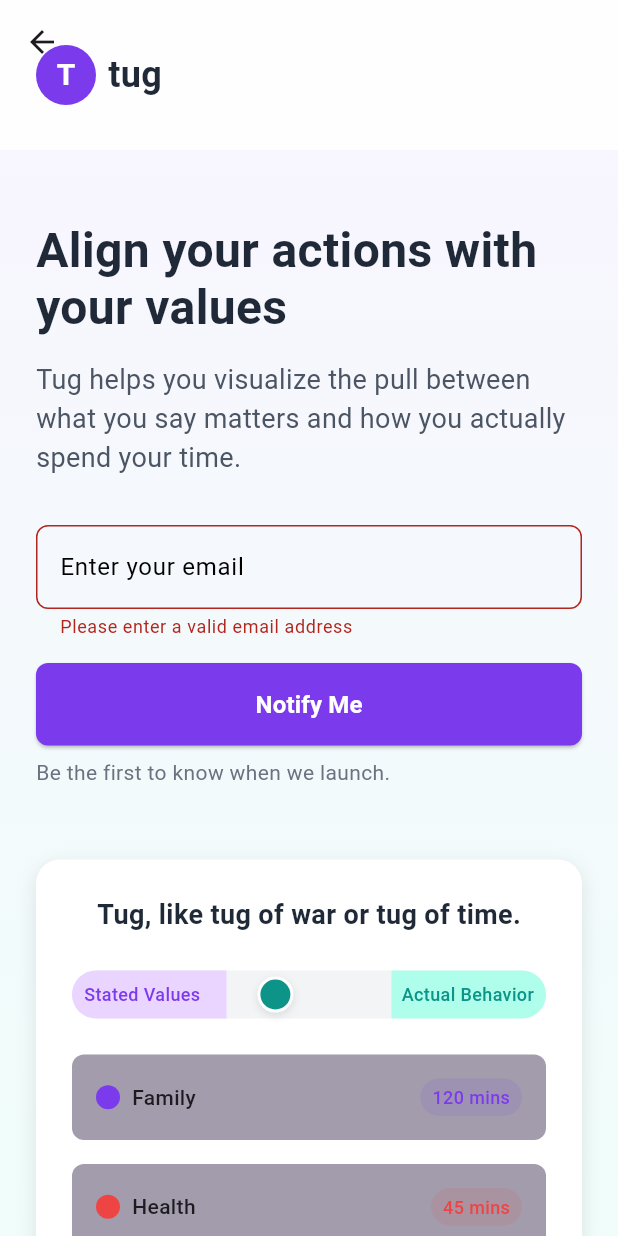
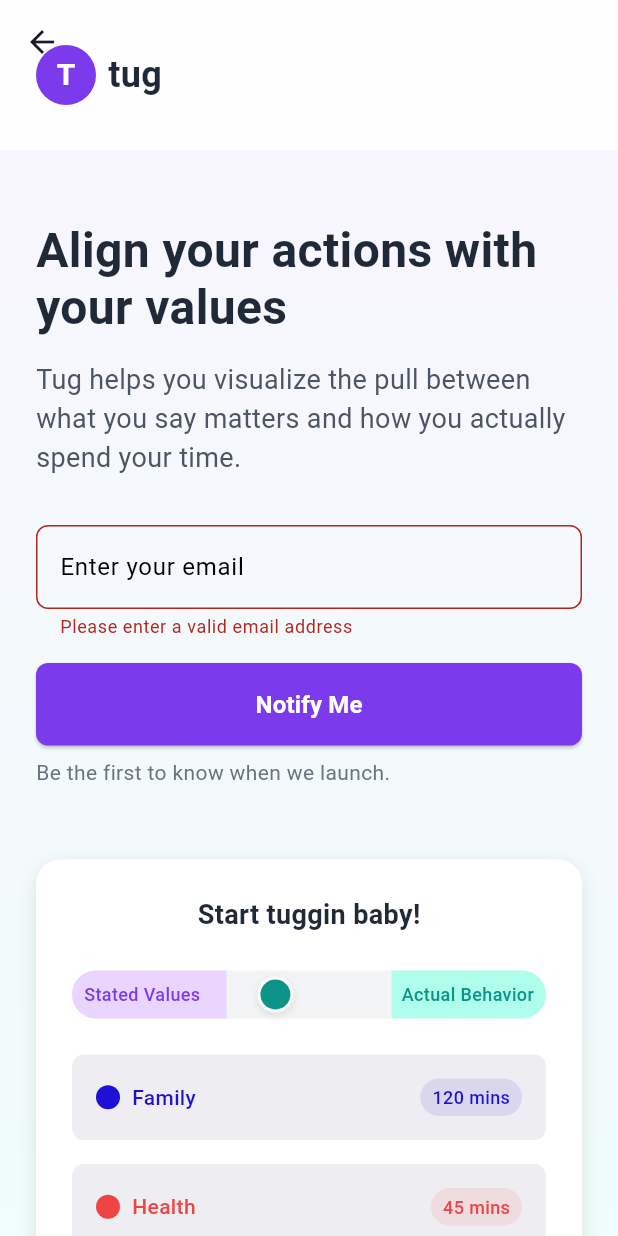
Before and after one commit to jwgillispie/tug, a Flutter app: the TugLandingPage screen opened directly, after a tap on "Notify Me", on a phone screen of 412 x 824 dp. Run offline on Flutter 3.47's test engine with Material 3 defaults, Android fonts, the phone set to English and light mode, and no system bars; our stand-ins replace cloud_firestore, dio, equatable, firebase_auth, firebase_core, flutter_bloc and 5 more; accounts and stored records are empty.

Commit message:
making the language of the app more 'me'

```diff
--- a/tug/lib/screens/landing/landing_page.dart
+++ b/tug/lib/screens/landing/landing_page.dart
@@ -118,11 +118,12 @@ class _TugLandingPageState extends State<TugLandingPage>
             SliverToBoxAdapter(
               child: _buildFeaturesSection(),
             ),
+            //Testimonials
+            SliverToBoxAdapter(
+              child: _buildTestimonials(),
+            ),
 
-            // Testimonials
-            // SliverToBoxAdapter(
-            //   child: _buildTestimonials(),
-            // ),
+            SliverToBoxAdapter(child: _buildContactSection()),
 
             // Pricing/CTA
             // SliverToBoxAdapter(x
@@ -175,6 +176,7 @@ class _TugLandingPageState extends State<TugLandingPage>
       ),
     );
   }
+
   Widget _buildHeroSection() {
     return Padding(
       padding: const EdgeInsets.symmetric(horizontal: 24, vertical: 48),
@@ -206,8 +208,9 @@ Widget _buildHeroSection() {
                   crossAxisAlignment: CrossAxisAlignment.stretch,
                   children: [
                     TextField(
-                    style:TextStyle(color: const Color(0xFF7C3AED),),
-
+                      style: TextStyle(
+                        color: const Color(0xFF7C3AED),
+                      ),
                       controller: _emailController,
                       decoration: InputDecoration(
                         hintStyle: const TextStyle(color: Colors.black),
@@ -216,7 +219,7 @@ Widget _buildHeroSection() {
                         border: OutlineInputBorder(
                           borderRadius: BorderRadius.circular(8),
                           borderSide:
-                            const BorderSide(color: Color(0xFFD1D5DB)),
+                              const BorderSide(color: Color(0xFF7C3AED)),
                         ),
                         focusedBorder: OutlineInputBorder(
                           borderRadius: BorderRadius.circular(8),
@@ -243,7 +246,7 @@ Widget _buildHeroSection() {
                               width: 20,
                               child: CircularProgressIndicator(
                                 strokeWidth: 2,
-                            color:Color(0xFF7C3AED),
+                                color: Color(0xFF7C3AED),
                               ),
                             )
                           : const Text(
@@ -288,6 +291,7 @@ Widget _buildHeroSection() {
       ),
     );
   }
+
   Widget _buildAppVisualization() {
     return Container(
       decoration: BoxDecoration(
@@ -305,7 +309,7 @@ Widget _buildHeroSection() {
       child: Column(
         children: [
           const Text(
-            'Tug, like tug of war or tug of time.',
+            'Start tuggin baby!',
             style: TextStyle(
               fontSize: 18,
               fontWeight: FontWeight.bold,
@@ -422,12 +426,12 @@ Widget _buildHeroSection() {
             ),
           ),
           const SizedBox(height: 24),
-          _buildActivityCard('Family', 120, const Color(0xFF7C3AED)),
+          _buildActivityCard('Family', 120, const Color.fromARGB(255, 30, 17, 213)),
           const SizedBox(height: 16),
           _buildActivityCard('Health', 45, const Color(0xFFEF4444)),
           const SizedBox(height: 24),
           const Text(
-            'Coming soon to App Store',
+            'Coming soon to the App Store',
             style: TextStyle(
               color: Color(0xFF6B7280),
               fontSize: 14,
@@ -442,8 +446,7 @@ Widget _buildHeroSection() {
     return Container(
       padding: const EdgeInsets.all(16),
       decoration: BoxDecoration(
-        color: const Color.fromARGB(255, 17, 2, 44).withAlpha(100),
-
+        color: const Color.fromARGB(255, 212, 209, 219).withAlpha(100),
         borderRadius: BorderRadius.circular(8),
       ),
       child: Row(
@@ -462,7 +465,8 @@ Widget _buildHeroSection() {
               const SizedBox(width: 8),
               Text(
                 name,
-                style: const TextStyle(
+                style: TextStyle(
+                  color: color,
                   fontWeight: FontWeight.w500,
                 ),
               ),
@@ -578,7 +582,7 @@ Widget _buildHeroSection() {
       child: Column(
         children: [
           const Text(
-            'Contact Us',
+            'Direct contact with the creator of this app',
             style: TextStyle(
               fontSize: 28,
               fontWeight: FontWeight.bold,
@@ -587,7 +591,7 @@ Widget _buildHeroSection() {
           ),
           const SizedBox(height: 16),
           const Text(
-            'Have questions or feedback? We\'d love to hear from you.',
+            'Let me know what you think of my app! I will legit talk to everyone that reaches out',
             style: TextStyle(
               color: Color(0xFF6B7280),
               fontSize: 16,
@@ -619,6 +623,7 @@ Widget _buildHeroSection() {
         Text(
           '$label: ',
           style: const TextStyle(
+            color:   Colors.black54,
             fontWeight: FontWeight.w500,
           ),
         ),
@@ -664,175 +669,150 @@ Widget _buildHeroSection() {
   }
 }
 
+// Add these methods to your _TugLandingPageState class
+Widget _buildTestimonials() {
+  return Container(
+    padding: const EdgeInsets.symmetric(vertical: 80, horizontal: 24),
+    color: const Color(0xFFF0FDFA),
+    child: Column(
+      crossAxisAlignment: CrossAxisAlignment.center,
+      children: [
+        const Text(
+          'Loved by the founder, duh',
+          style: TextStyle(
+            fontSize: 42,
+            fontWeight: FontWeight.bold,
+            color: Color(0xFF111827),
+          ),
+          textAlign: TextAlign.center,
+        ),
+        const SizedBox(height: 16),
+        const Text(
+          'Here\'s what I have to say about Tug',
+          style: TextStyle(
+            fontSize: 18,
+            color: Color(0xFF4B5563),
+          ),
+          textAlign: TextAlign.center,
+        ),
+        const SizedBox(height: 60),
 
+        // Testimonial cards
+        Wrap(
+          spacing: 24,
+          runSpacing: 24,
+          alignment: WrapAlignment.center,
+          children: [
+            _buildTestimonialCard(
+                'Jordan "Jozo" G.',
+                'Tug Founder',
+                'I used this app damn near everyday before launching it to see if it even did anything. It works so well for being so simple - do what it takes to move that little slider to the right and watch how it\'s more than some colors on a screen. When the tug is balanced good habits you thought were impossible to start become easier than bad habits that were impossible to stop. ',
+                Icons.star,
+                Icons.star,
+                Icons.star,
+                Icons.star,
+                Icons.star,
+                Colors.black26),
+          ],
+        ),
+      ],
+    ),
+  );
+}
 
-// // Add these methods to your _TugLandingPageState class
-// Widget _buildTestimonials() {
-//   return Container(
-//     padding: const EdgeInsets.symmetric(vertical: 80, horizontal: 24),
-//     color: const Color(0xFFF0FDFA),
-//     child: Column(
-//       crossAxisAlignment: CrossAxisAlignment.center,
-//       children: [
-//         const Text(
-//           'Loved by early users',
-//           style: TextStyle(
-//             fontSize: 42,
-//             fontWeight: FontWeight.bold,
-//             color: Color(0xFF111827),
-//           ),
-//           textAlign: TextAlign.center,
-//         ),
-//         const SizedBox(height: 16),
-//         const Text(
-//           'See how Tug is helping people align their actions with their values',
-//           style: TextStyle(
-//             fontSize: 18,
-//             color: Color(0xFF4B5563),
-//           ),
-//           textAlign: TextAlign.center,
-//         ),
-//         const SizedBox(height: 60),
-
-//         // Testimonial cards
-//         Wrap(
-//           spacing: 24,
-//           runSpacing: 24,
-//           alignment: WrapAlignment.center,
-//           children: [
-//             _buildTestimonialCard(
-//               'Sarah K.',
-//               'Product Designer',
-//               'Tug made me realize I was spending 80% of my time on things I only valued at 20%. The visualization was a wake-up call!',
-//               Icons.star,
-//               Icons.star,
-//               Icons.star,
-//               Icons.star,
-//               Icons.star,
-//               const Color(0xFF7C3AED),
-//             ),
-//             _buildTestimonialCard(
-//               'Michael T.',
-//               'Startup Founder',
-//               'As someone who struggles with work-life balance, seeing the literal tug-of-war between my values and actions was transformative.',
-//               Icons.star,
-//               Icons.star,
-//               Icons.star,
-//               Icons.star,
-//               Icons.star_half,
-//               const Color(0xFF0D9488),
-//             ),
-//             _buildTestimonialCard(
-//               'Priya M.',
-//               'Medical Resident',
-//               'The simple act of tracking against my stated values created accountability I never got from regular habit trackers.',
-//               Icons.star,
-//               Icons.star,
-//               Icons.star,
-//               Icons.star,
-//               Icons.star,
-//               const Color(0xFFEF4444),
-//             ),
-//           ],
-//         ),
-//       ],
-//     ),
-//   );
-// }
-
-// Widget _buildTestimonialCard(
-//   String name,
-//   String role,
-//   String quote,
-//   IconData star1,
-//   IconData star2,
-//   IconData star3,
-//   IconData star4,
-//   IconData star5,
-//   Color color,
-// ) {
-//   return Container(
-//     width: 360,
-//     padding: const EdgeInsets.all(32),
-//     decoration: BoxDecoration(
-//       color: Colors.white,
-//       borderRadius: BorderRadius.circular(16),
-//       boxShadow: [
-//         BoxShadow(
-//           color: Colors.black.withOpacity(0.05),
-//           blurRadius: 20,
-//           offset: const Offset(0, 10),
-//         ),
-//       ],
-//     ),
-//     child: Column(
-//       children: [
-//         Row(
-//           children: [
-//             Container(
-//               width: 60,
-//               height: 60,
-//               decoration: BoxDecoration(
-//                 shape: BoxShape.circle,
-//                 color: color.withOpacity(0.1),
-//               ),
-//               child: Center(
-//                 child: Text(
-//                   name.substring(0, 1),
-//                   style: TextStyle(
-//                     fontSize: 24,
-//                     fontWeight: FontWeight.bold,
-//                     color: color,
-//                   ),
-//                 ),
-//               ),
-//             ),
-//             const SizedBox(width: 16),
-//             Column(
-//               crossAxisAlignment: CrossAxisAlignment.start,
-//               children: [
-//                 Text(
-//                   name,
-//                   style: const TextStyle(
-//                     fontWeight: FontWeight.bold,
-//                     fontSize: 18,
-//                     color: Colors.deepPurple,
-//                   ),
-//                 ),
-//                 Text(
-//                   role,
-//                   style: const TextStyle(
-//                     color: Colors.deepPurple,
-//                   ),
-//                 ),
-//               ],
-//             ),
-//           ],
-//         ),
-//         const SizedBox(height: 24),
-//         Text(
-//           quote,
-//           style: const TextStyle(
-//             fontSize: 16,
-//             color: Color(0xFF4B5563),
-//             height: 1.6,
-//             fontStyle: FontStyle.italic,
-//           ),
-//         ),
-//         const SizedBox(height: 24),
-//         Row(
-//           children: [
-//             Icon(star1, color: const Color(0xFFF59E0B)),
-//             Icon(star2, color: const Color(0xFFF59E0B)),
-//             Icon(star3, color: const Color(0xFFF59E0B)),
-//             Icon(star4, color: const Color(0xFFF59E0B)),
-//             Icon(star5, color: const Color(0xFFF59E0B)),
-//           ],
-//         ),
-//       ],
-//     ),
-//   );
-// }
+Widget _buildTestimonialCard(
+  String name,
+  String role,
+  String quote,
+  IconData star1,
+  IconData star2,
+  IconData star3,
+  IconData star4,
+  IconData star5,
+  Color color,
+) {
+  return Container(
+    width: 360,
+    padding: const EdgeInsets.all(32),
+    decoration: BoxDecoration(
+      color: Colors.white,
+      borderRadius: BorderRadius.circular(16),
+      boxShadow: [
+        BoxShadow(
+          color: Colors.black.withOpacity(0.05),
+          blurRadius: 20,
+          offset: const Offset(0, 10),
+        ),
+      ],
+    ),
+    child: Column(
+      children: [
+        Row(
+          children: [
+            Container(
+              width: 60,
+              height: 60,
+              decoration: BoxDecoration(
+                shape: BoxShape.circle,
+                color: color.withOpacity(0.1),
+              ),
+              child: Center(
+                child: Text(
+                  name.substring(0, 1),
+                  style: TextStyle(
+                    fontSize: 24,
+                    fontWeight: FontWeight.bold,
+                    color: color,
+                  ),
+                ),
+              ),
+            ),
+            const SizedBox(width: 16),
+            Column(
+              crossAxisAlignment: CrossAxisAlignment.start,
+              children: [
+                Text(
+                  name,
+                  style: const TextStyle(
+                    fontWeight: FontWeight.bold,
+                    fontSize: 18,
+                    color: Colors.deepPurple,
+                  ),
+                ),
+                Text(
+                  role,
+                  style: const TextStyle(
+                    color: Colors.deepPurple,
+                  ),
+                ),
+              ],
+            ),
+          ],
+        ),
+        const SizedBox(height: 24),
+        Text(
+          quote,
+          style: const TextStyle(
+            fontSize: 16,
+            color: Color(0xFF4B5563),
+            height: 1.6,
+            fontStyle: FontStyle.italic,
+          ),
+        ),
+        const SizedBox(height: 24),
+        Row(
+          children: [
+            Icon(star1, color: const Color(0xFFF59E0B)),
+            Icon(star2, color: const Color(0xFFF59E0B)),
+            Icon(star3, color: const Color(0xFFF59E0B)),
+            Icon(star4, color: const Color(0xFFF59E0B)),
+            Icon(star5, color: const Color(0xFFF59E0B)),
+          ],
+        ),
+      ],
+    ),
+  );
+}
 
 // Widget _buildPricing() {
 //   return Container(
```
Also changed, not shown: tug/lib/services/api_service.dart (+43 -63 lines), 5 other files. Lines whose indentation alone changed are shown as unchanged.
